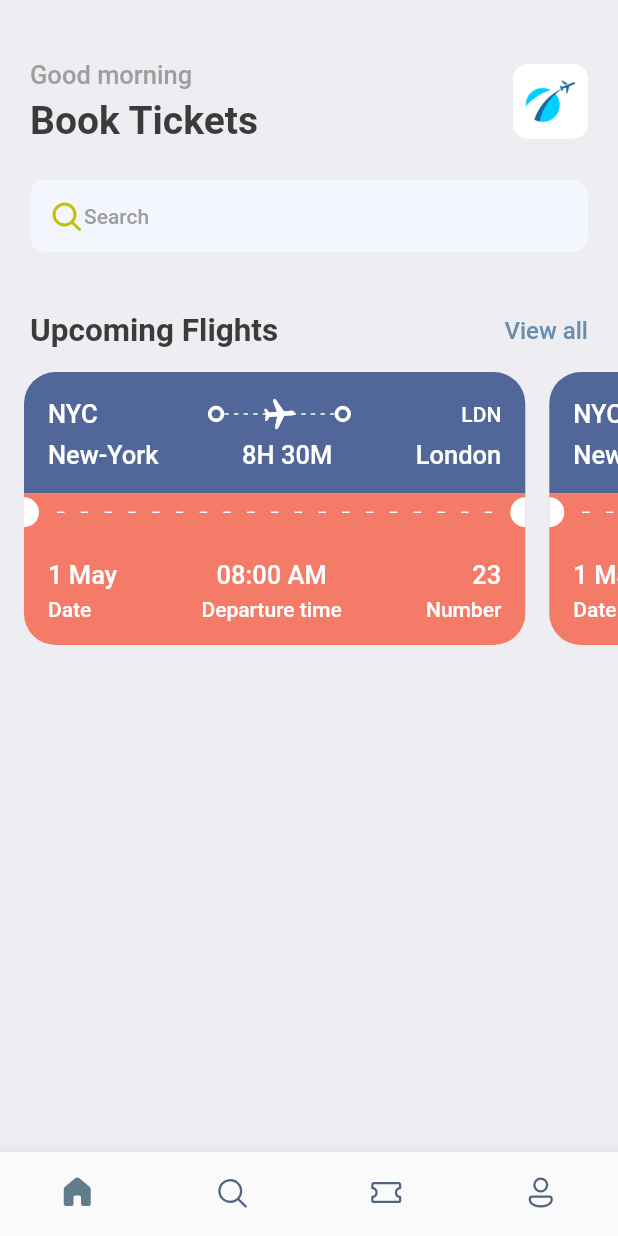
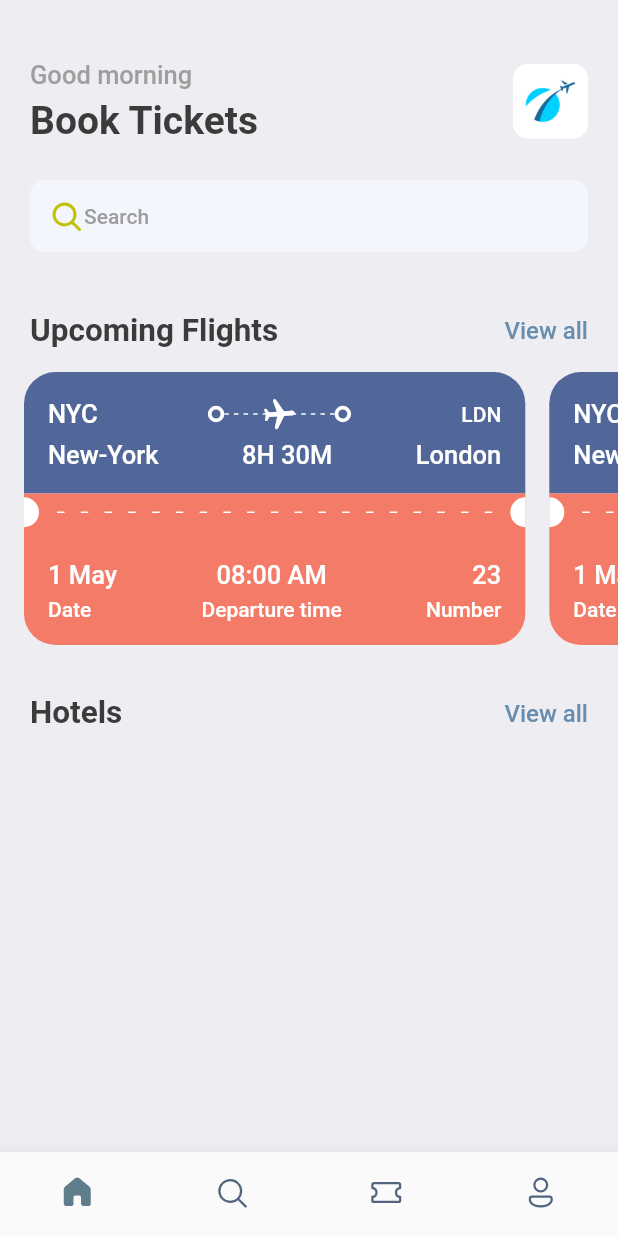
Before and after one commit to mrojasb2000/flutter_booktickets_app, a Flutter app: the screen it shows after launch, on a phone screen of 412 x 824 dp. Run offline on Flutter 3.47's test engine with Material 2 defaults, Android fonts, the light colour scheme and no system bars; our stand-ins replace fluentui_icons, gap.

Commit message:
feat: add hostels row

```diff
--- a/lib/screens/home_screen.dart
+++ b/lib/screens/home_screen.dart
@@ -92,6 +92,29 @@
                 TicketView(),
                 TicketView(),
               ]),
+            ),
+            const Gap(15),
+            Container(
+              padding: const EdgeInsets.symmetric(horizontal: 20),
+              child: Row(
+                mainAxisAlignment: MainAxisAlignment.spaceBetween,
+                children: [
+                  Text(
+                    "Hotels",
+                    style: Styles.headLineStyle2,
+                  ),
+                  InkWell(
+                    onTap: () {
+                      print("You are tapped");
+                    },
+                    child: Text(
+                      "View all",
+                      style:
+                          Styles.textStyle.copyWith(color: Styles.primaryColor),
+                    ),
+                  )
+                ],
+              ),
             )
           ],
         ));
```
